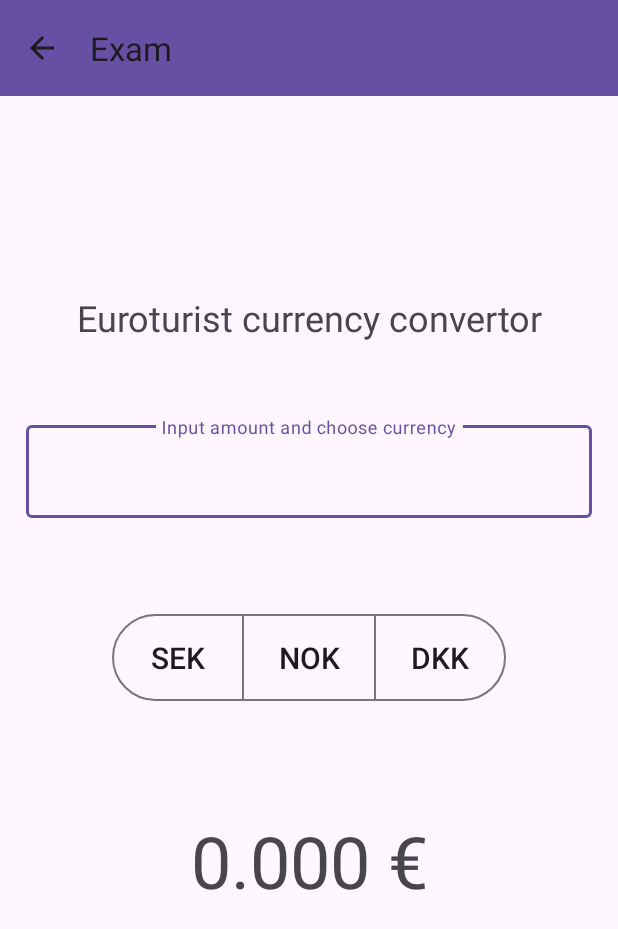
After one commit to miikapihkola/AndroidJavaCourse, an Android app: the Exam screen opened directly, with no data from a screen before it, on a phone screen of 412 x 824 dp. The commit adds this screen. Shown: the top 929 px of the screen. Run offline under Robolectric (Android 15) with nearby library versions, the phone set to English and light mode, and no system bars.

Commit message:
Exam: 8:15-12:00

```diff
--- /dev/null
+++ b/app/src/main/java/com/example/androidjavacourse/Exam.java
@@ -0,0 +1,135 @@
+package com.example.androidjavacourse;
+
+import static java.lang.StrictMath.round;
+
+import android.os.Bundle;
+import android.util.Log;
+import android.widget.TextView;
+
+import androidx.activity.EdgeToEdge;
+import androidx.appcompat.app.ActionBar;
+import androidx.appcompat.app.AppCompatActivity;
+import androidx.appcompat.widget.Toolbar;
+import androidx.core.graphics.Insets;
+import androidx.core.view.ViewCompat;
+import androidx.core.view.WindowInsetsCompat;
+
+import com.google.android.material.button.MaterialButtonToggleGroup;
+import com.google.android.material.textfield.TextInputEditText;
+import com.google.android.material.textfield.TextInputLayout;
+
+public class Exam extends AppCompatActivity {
+
+    public static final String TAG ="Exam";
+    double sekToEur = 0.091;
+    double nokToEur = 0.085;
+    double dkkToEur = 0.130;
+    int previousClick = 0;
+    MaterialButtonToggleGroup materialButtonToggleGroup;
+    TextInputLayout valueBase;
+
+    @Override
+    protected void onCreate(Bundle savedInstanceState) {
+        super.onCreate(savedInstanceState);
+        EdgeToEdge.enable(this);
+        setContentView(R.layout.activity_exam);
+        ViewCompat.setOnApplyWindowInsetsListener(findViewById(R.id.main), (v, insets) -> {
+            Insets systemBars = insets.getInsets(WindowInsetsCompat.Type.systemBars());
+            v.setPadding(systemBars.left, systemBars.top, systemBars.right, systemBars.bottom);
+            return insets;
+        });
+
+        // Button group
+        materialButtonToggleGroup = (MaterialButtonToggleGroup) findViewById(R.id.toggleBtnGroup);
+        materialButtonToggleGroup.addOnButtonCheckedListener(
+                new MaterialButtonToggleGroup.OnButtonCheckedListener() {
+                    @Override
+                    public void onButtonChecked(MaterialButtonToggleGroup group, int checkedId, boolean isChecked) {
+                        if (isChecked) {
+                            if (checkedId == R.id.btn_sek) {
+                                valueBase.setHint("SEK");
+                                previousClick = 1;
+                            } else if (checkedId == R.id.btn_nok) {
+                                valueBase.setHint("NOK");
+                                previousClick = 2;
+                            } else if (checkedId == R.id.btn_dkk) {
+                                valueBase.setHint("DKK");
+                                previousClick = 3;
+                            }
+                            Log.d(TAG, "Clicked group");
+                            calculate();
+                        }
+                        else {
+                            Log.d(TAG, "Double click? " + previousClick);
+                            calculate();
+                        }
+                    }
+                });
+
+        // input field base
+        valueBase = (TextInputLayout) findViewById(R.id.numberFieldBase);
+
+        // Toolbar
+        Toolbar toolbar = (Toolbar) findViewById(R.id.examToolbar);
+        setSupportActionBar(toolbar);
+        ActionBar actionBar = getSupportActionBar();
+        actionBar.setDisplayHomeAsUpEnabled(true);
+        actionBar.setTitle(getResources().getString(R.string.exam_toolbar));
+    }
+    public void calculate(){
+        TextInputEditText value = (TextInputEditText) findViewById(R.id.numberField);
+        TextView output = (TextView) findViewById(R.id.outputText);
+
+        Double number = 0.0;
+        Integer previousClickSelector = previousClick;
+
+        // Disable error
+        valueBase.setErrorEnabled(false);
+
+        // Try to convert field value as a number
+        try{
+            number = Double.parseDouble(value.getText().toString());
+            Log.d(TAG, number.toString());
+        } catch (Exception e) {
+            Log.e(TAG, "Cannot convert value");
+            previousClickSelector = -1;
+        }
+
+        // Switch to select shown text and in case of number calculate conversion
+        // 1 sek , 2 nok , 3 dkk , -1 error // Selector values
+        switch(previousClickSelector) {
+            case 1:
+                number = number * sekToEur;
+                output.setText(getTextFromNumber(number));
+                break;
+            case 2:
+                number = number * nokToEur;
+                output.setText(getTextFromNumber(number));
+                break;
+            case 3:
+                number = number * dkkToEur;
+                output.setText(getTextFromNumber(number));
+                break;
+            case -1:
+                output.setText("0 €");
+                valueBase.setErrorEnabled(true);
+                valueBase.setError(getResources().getString(R.string.exam_error));
+                break;
+            default:
+                valueBase.setHint(getResources().getString(R.string.exam_startingHint));
+                output.setText("0.000 €");
+                break;
+        }
+
+    };
+
+    public String getTextFromNumber(Double number){
+        // Round number to 3 decimals
+        Long number2 = round(number * 1000);
+        number = number2.doubleValue() / 1000;
+
+        // Return number as a string and add symbol "€" at the end
+        return number.toString() + " €";
+    };
+
+}
--- /dev/null
+++ b/app/src/main/res/layout/activity_exam.xml
@@ -0,0 +1,111 @@
+<?xml version="1.0" encoding="utf-8"?>
+<androidx.constraintlayout.widget.ConstraintLayout xmlns:android="http://schemas.android.com/apk/res/android"
+    xmlns:app="http://schemas.android.com/apk/res-auto"
+    xmlns:tools="http://schemas.android.com/tools"
+    android:id="@+id/main"
+    android:layout_width="match_parent"
+    android:layout_height="match_parent"
+    tools:context=".Exam">
+
+    <androidx.appcompat.widget.Toolbar
+        android:id="@+id/examToolbar"
+        android:layout_width="match_parent"
+        android:layout_height="?attr/actionBarSize"
+        android:background="?attr/colorPrimary"
+        android:elevation="4dp"
+        android:theme="@style/ThemeOverlay.AppCompat.ActionBar"
+        app:layout_constraintEnd_toEndOf="parent"
+        app:layout_constraintHorizontal_bias="0.0"
+        app:layout_constraintStart_toStartOf="parent"
+        app:layout_constraintTop_toTopOf="parent"
+        app:popupTheme="@style/ThemeOverlay.AppCompat.Light" />
+
+    <LinearLayout
+        android:layout_width="377dp"
+        android:layout_height="498dp"
+        android:orientation="vertical"
+        app:layout_constraintBottom_toBottomOf="parent"
+        app:layout_constraintEnd_toEndOf="parent"
+        app:layout_constraintStart_toStartOf="parent"
+        app:layout_constraintTop_toBottomOf="@+id/examToolbar">
+
+        <TextView
+            android:id="@+id/textView"
+            android:layout_width="match_parent"
+            android:layout_height="wrap_content"
+            android:layout_gravity="center"
+            android:text="@string/exam_title"
+            android:textAlignment="center"
+            android:textSize="24sp" />
+
+        <com.google.android.material.textfield.TextInputLayout
+            android:id="@+id/numberFieldBase"
+            android:layout_width="match_parent"
+            android:layout_height="wrap_content"
+            android:layout_marginTop="50dp"
+            android:layout_marginBottom="40dp"
+            android:ems="10"
+            android:hint="@string/exam_startingHint"
+            android:inputType="text">
+
+            <com.google.android.material.textfield.TextInputEditText
+                android:id="@+id/numberField"
+                android:layout_width="match_parent"
+                android:layout_height="wrap_content"
+                android:layout_marginBottom="20dp"
+                android:gravity="center"
+                android:inputType="text"
+                android:textSize="20sp" />
+
+        </com.google.android.material.textfield.TextInputLayout>
+
+        <com.google.android.material.button.MaterialButtonToggleGroup
+            android:id="@+id/toggleBtnGroup"
+            android:layout_width="wrap_content"
+            android:layout_height="wrap_content"
+            android:layout_gravity="center"
+            app:singleSelection="true">
+
+            <com.google.android.material.button.MaterialButton
+                android:id="@+id/btn_sek"
+                style="?attr/materialButtonOutlinedStyle"
+                android:layout_width="wrap_content"
+                android:layout_height="wrap_content"
+                android:paddingTop="15dp"
+                android:paddingBottom="15dp"
+                android:text="SEK"
+                android:textSize="20sp" />
+
+            <com.google.android.material.button.MaterialButton
+                android:id="@+id/btn_nok"
+                style="?attr/materialButtonOutlinedStyle"
+                android:layout_width="wrap_content"
+                android:layout_height="wrap_content"
+                android:paddingTop="15dp"
+                android:paddingBottom="15dp"
+                android:text="NOK"
+                android:textSize="20sp" />
+
+            <com.google.android.material.button.MaterialButton
+                android:id="@+id/btn_dkk"
+                style="?attr/materialButtonOutlinedStyle"
+                android:layout_width="wrap_content"
+                android:layout_height="wrap_content"
+                android:paddingTop="15dp"
+                android:paddingBottom="15dp"
+                android:text="DKK"
+                android:textSize="20sp" />
+
+        </com.google.android.material.button.MaterialButtonToggleGroup>
+
+        <TextView
+            android:id="@+id/outputText"
+            android:layout_width="match_parent"
+            android:layout_height="wrap_content"
+            android:layout_gravity="center"
+            android:layout_marginTop="70dp"
+            android:text="0.000 €"
+            android:textAlignment="center"
+            android:textSize="48sp" />
+    </LinearLayout>
+</androidx.constraintlayout.widget.ConstraintLayout>
--- a/app/src/main/res/layout/fragment_dashboard.xml
+++ b/app/src/main/res/layout/fragment_dashboard.xml
@@ -68,5 +68,6 @@
             android:paddingTop="15dp"
             android:paddingBottom="15dp"
             android:text="@string/location_showbutton_text" />
+
     </LinearLayout>
 </androidx.constraintlayout.widget.ConstraintLayout>
--- a/app/src/main/res/values/strings.xml
+++ b/app/src/main/res/values/strings.xml
@@ -31,4 +31,8 @@
     <string name="timer_ending">Time\'s out</string>
     <string name="home_searchHint">Search company by name</string>
     <string name="home_searchBtnText">Search</string>
+    <string name="exam_toolbar">Exam</string>
+    <string name="exam_title">Euroturist currency convertor</string>
+    <string name="exam_error">Cannot convert value</string>
+    <string name="exam_startingHint">Input amount and choose currency</string>
 </resources>
```
Also changed, not shown: app/src/main/AndroidManifest.xml (+6 -2 lines), app/src/main/java/com/example/androidjavacourse/ui/home/HomeFragment.java (+11 -0 lines), app/src/main/res/layout/fragment_home.xml (+7 -0 lines), 1 other file.
